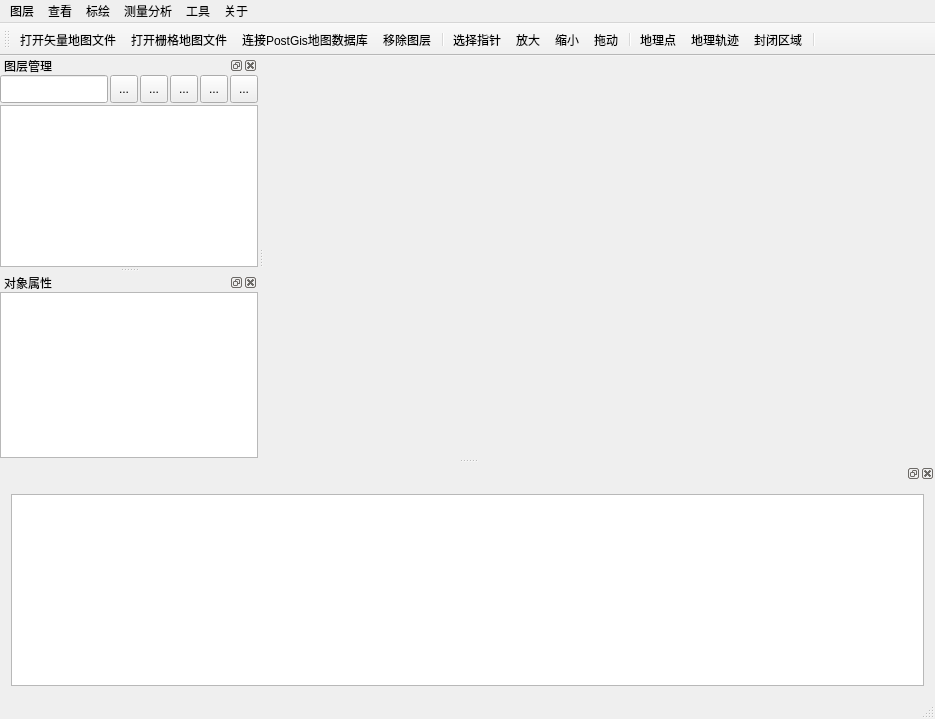
First picture: the form in sqGis/sqGisMainWindow.ui, repository TheWrangler/sqGis, before the edit.
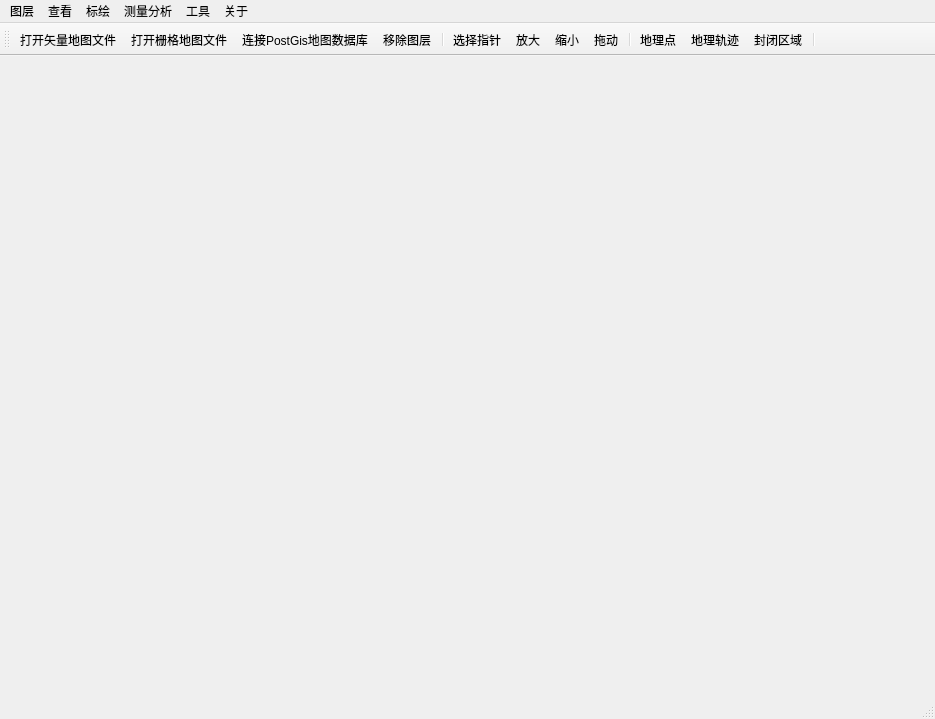
Second picture: the form after the edit. Icons and pictures are not drawn.

Commit message: 1.增加了Log重定向到界面及文件 2.修改了Dock方式

Diff of the .ui file:
```diff
--- a/sqGis/sqGisMainWindow.ui
+++ b/sqGis/sqGisMainWindow.ui
@@ -123,243 +123,6 @@
    <addaction name="separator"/>
   </widget>
   <widget class="QStatusBar" name="statusBar"/>
-  <widget class="QDockWidget" name="dockWidget">
-   <property name="sizePolicy">
-    <sizepolicy hsizetype="Preferred" vsizetype="Preferred">
-     <horstretch>0</horstretch>
-     <verstretch>0</verstretch>
-    </sizepolicy>
-   </property>
-   <property name="windowTitle">
-    <string>图层管理</string>
-   </property>
-   <attribute name="dockWidgetArea">
-    <number>1</number>
-   </attribute>
-   <widget class="QWidget" name="dockWidgetContents">
-    <property name="sizePolicy">
-     <sizepolicy hsizetype="Preferred" vsizetype="Preferred">
-      <horstretch>0</horstretch>
-      <verstretch>0</verstretch>
-     </sizepolicy>
-    </property>
-    <layout class="QVBoxLayout" name="verticalLayout">
-     <property name="spacing">
-      <number>2</number>
-     </property>
-     <property name="leftMargin">
-      <number>0</number>
-     </property>
-     <property name="topMargin">
-      <number>0</number>
-     </property>
-     <property name="rightMargin">
-      <number>0</number>
-     </property>
-     <property name="bottomMargin">
-      <number>0</number>
-     </property>
-     <item>
-      <layout class="QHBoxLayout" name="horizontalLayout">
-       <property name="spacing">
-        <number>2</number>
-       </property>
-       <item>
-        <widget class="QLineEdit" name="lineEdit">
-         <property name="minimumSize">
-          <size>
-           <width>0</width>
-           <height>28</height>
-          </size>
-         </property>
-        </widget>
-       </item>
-       <item>
-        <widget class="QToolButton" name="searchLayerBtn">
-         <property name="minimumSize">
-          <size>
-           <width>28</width>
-           <height>28</height>
-          </size>
-         </property>
-         <property name="maximumSize">
-          <size>
-           <width>28</width>
-           <height>16777215</height>
-          </size>
-         </property>
-         <property name="text">
-          <string>...</string>
-         </property>
-         <property name="icon">
-          <iconset resource="sqGis.qrc">
-           <normaloff>:/img/search_x24</normaloff>:/img/search_x24</iconset>
-         </property>
-        </widget>
-       </item>
-       <item>
-        <widget class="QToolButton" name="upLayerBtn">
-         <property name="minimumSize">
-          <size>
-           <width>28</width>
-           <height>28</height>
-          </size>
-         </property>
-         <property name="maximumSize">
-          <size>
-           <width>28</width>
-           <height>16777215</height>
-          </size>
-         </property>
-         <property name="text">
-          <string>...</string>
-         </property>
-         <property name="icon">
-          <iconset resource="sqGis.qrc">
-           <normaloff>:/img/arrow-up_x24</normaloff>:/img/arrow-up_x24</iconset>
-         </property>
-        </widget>
-       </item>
-       <item>
-        <widget class="QToolButton" name="downLayerBtn">
-         <property name="minimumSize">
-          <size>
-           <width>28</width>
-           <height>28</height>
-          </size>
-         </property>
-         <property name="maximumSize">
-          <size>
-           <width>28</width>
-           <height>16777215</height>
-          </size>
-         </property>
-         <property name="text">
-          <string>...</string>
-         </property>
-         <property name="icon">
-          <iconset resource="sqGis.qrc">
-           <normaloff>:/img/arrow-down_x24</normaloff>:/img/arrow-down_x24</iconset>
-         </property>
-        </widget>
-       </item>
-       <item>
-        <widget class="QToolButton" name="visibleLayerBtn">
-         <property name="minimumSize">
-          <size>
-           <width>28</width>
-           <height>28</height>
-          </size>
-         </property>
-         <property name="maximumSize">
-          <size>
-           <width>28</width>
-           <height>28</height>
-          </size>
-         </property>
-         <property name="text">
-          <string>...</string>
-         </property>
-         <property name="icon">
-          <iconset resource="sqGis.qrc">
-           <normaloff>:/img/visible_x24</normaloff>:/img/visible_x24</iconset>
-         </property>
-        </widget>
-       </item>
-       <item>
-        <widget class="QToolButton" name="removeLayerBtn">
-         <property name="minimumSize">
-          <size>
-           <width>28</width>
-           <height>28</height>
-          </size>
-         </property>
-         <property name="maximumSize">
-          <size>
-           <width>28</width>
-           <height>28</height>
-          </size>
-         </property>
-         <property name="text">
-          <string>...</string>
-         </property>
-         <property name="icon">
-          <iconset resource="sqGis.qrc">
-           <normaloff>:/img/trash_x24</normaloff>:/img/trash_x24</iconset>
-         </property>
-        </widget>
-       </item>
-      </layout>
-     </item>
-     <item>
-      <widget class="QTreeView" name="qgsMapLayerTreeView"/>
-     </item>
-    </layout>
-   </widget>
-  </widget>
-  <widget class="QDockWidget" name="dockWidget_2">
-   <property name="sizePolicy">
-    <sizepolicy hsizetype="Preferred" vsizetype="Preferred">
-     <horstretch>0</horstretch>
-     <verstretch>0</verstretch>
-    </sizepolicy>
-   </property>
-   <property name="minimumSize">
-    <size>
-     <width>95</width>
-     <height>113</height>
-    </size>
-   </property>
-   <property name="windowTitle">
-    <string>对象属性</string>
-   </property>
-   <attribute name="dockWidgetArea">
-    <number>1</number>
-   </attribute>
-   <widget class="QWidget" name="dockWidgetContents_2">
-    <property name="sizePolicy">
-     <sizepolicy hsizetype="Preferred" vsizetype="Preferred">
-      <horstretch>0</horstretch>
-      <verstretch>0</verstretch>
-     </sizepolicy>
-    </property>
-    <layout class="QGridLayout" name="gridLayout_2">
-     <property name="leftMargin">
-      <number>0</number>
-     </property>
-     <property name="topMargin">
-      <number>0</number>
-     </property>
-     <property name="rightMargin">
-      <number>0</number>
-     </property>
-     <property name="bottomMargin">
-      <number>0</number>
-     </property>
-     <property name="spacing">
-      <number>0</number>
-     </property>
-     <item row="0" column="0">
-      <widget class="QTableView" name="qgsMapObjTableView"/>
-     </item>
-    </layout>
-   </widget>
-  </widget>
-  <widget class="QDockWidget" name="dockWidget_3">
-   <property name="allowedAreas">
-    <set>Qt::AllDockWidgetAreas</set>
-   </property>
-   <attribute name="dockWidgetArea">
-    <number>8</number>
-   </attribute>
-   <widget class="QWidget" name="dockWidgetContents_3">
-    <layout class="QGridLayout" name="gridLayout">
-     <item row="0" column="0">
-      <widget class="QPlainTextEdit" name="plainTextEdit"/>
-     </item>
-    </layout>
-   </widget>
-  </widget>
   <action name="zoomInAction">
    <property name="checkable">
     <bool>true</bool>
```
The commit also changes 13 other files.
